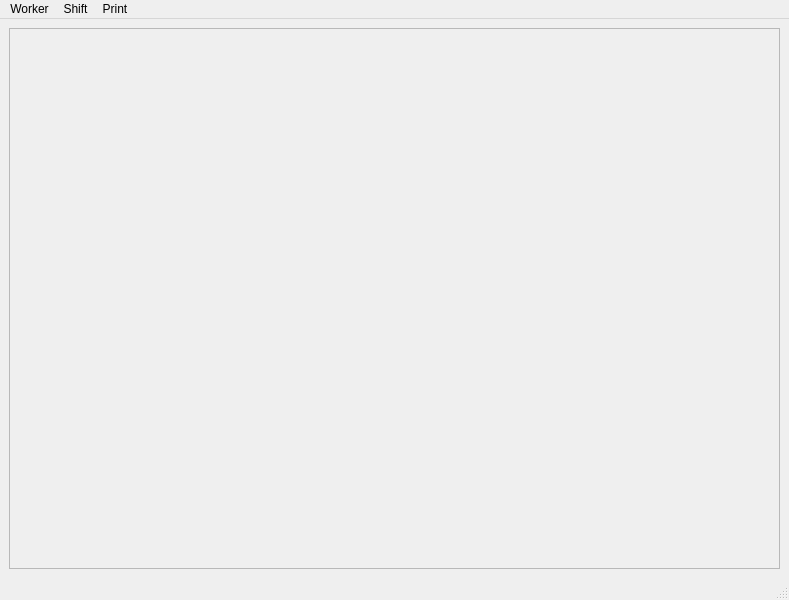
Above: src/frontend/mainwindow.ui from Xaempel/SmartWorkPlan before the change. Below: the same form after it.
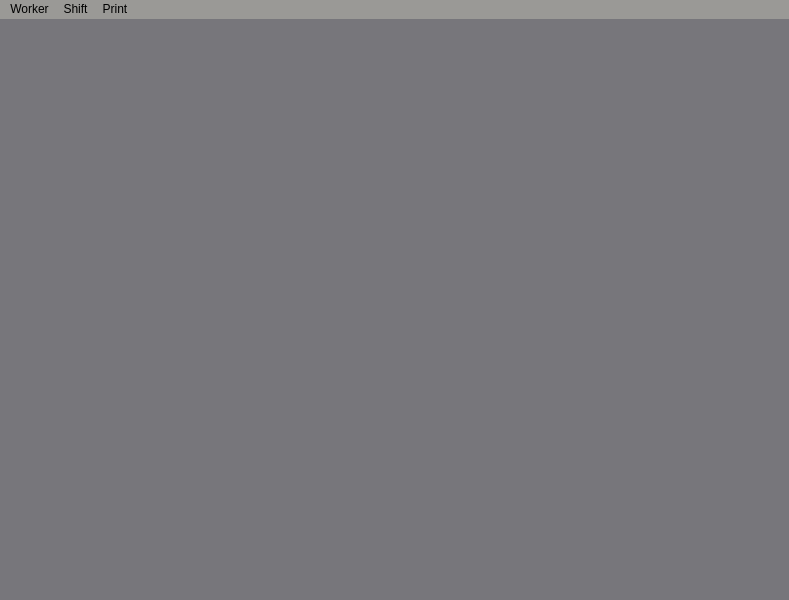
That is the form after the change.

Commit message: <Ui> -- Added basic sketch of style for app

Diff of the .ui file:
```diff
--- a/src/frontend/mainwindow.ui
+++ b/src/frontend/mainwindow.ui
@@ -11,7 +11,18 @@
    </rect>
   </property>
   <property name="windowTitle">
-   <string>MainWindow</string>
+   <string>SmartWorkPlan</string>
+  </property>
+  <property name="styleSheet">
+   <string notr="true">*
+{
+	background-color: rgb(119, 118, 123);
+	border-radius: 10px;
+}
+
+QMenuBar{
+	background-color: rgb(154, 153, 150);
+}</string>
   </property>
   <widget class="QWidget" name="CentralWidget">
    <layout class="QGridLayout" name="gridLayout">
@@ -43,8 +54,8 @@
         <rect>
          <x>0</x>
          <y>0</y>
-         <width>382</width>
-         <height>531</height>
+         <width>386</width>
+         <height>535</height>
         </rect>
        </property>
        <layout class="QVBoxLayout" name="verticalLayout">
```
Left out of the diff: 4 changed lines with no effect on the pictures. The commit also changes 3 other files.
